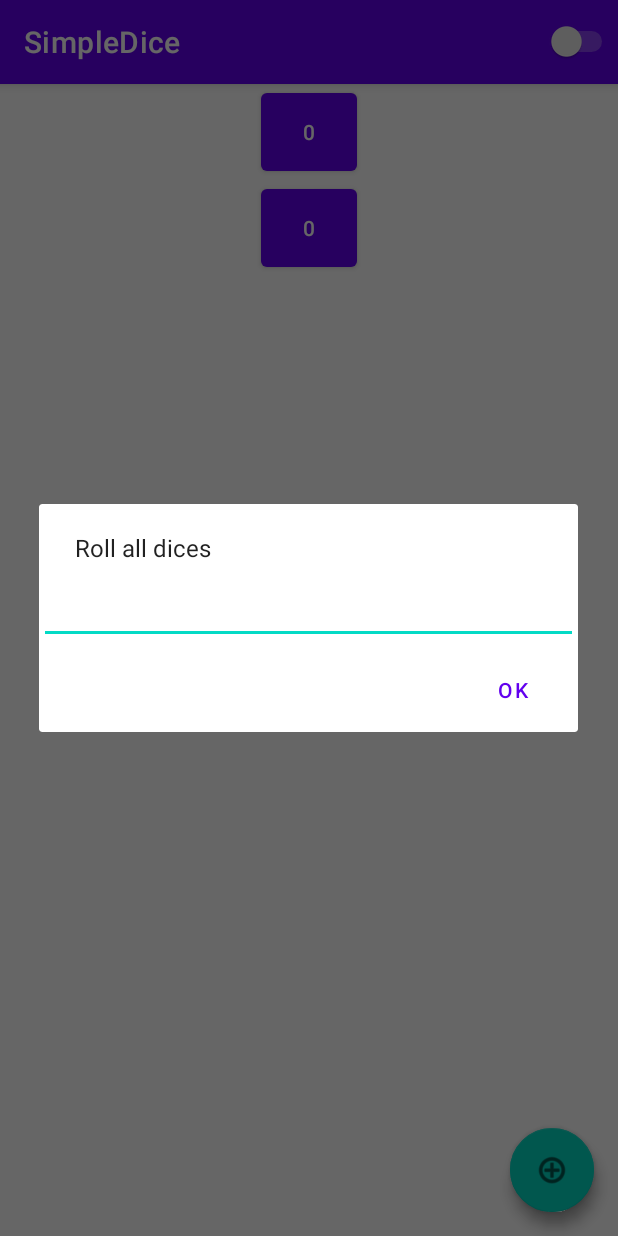
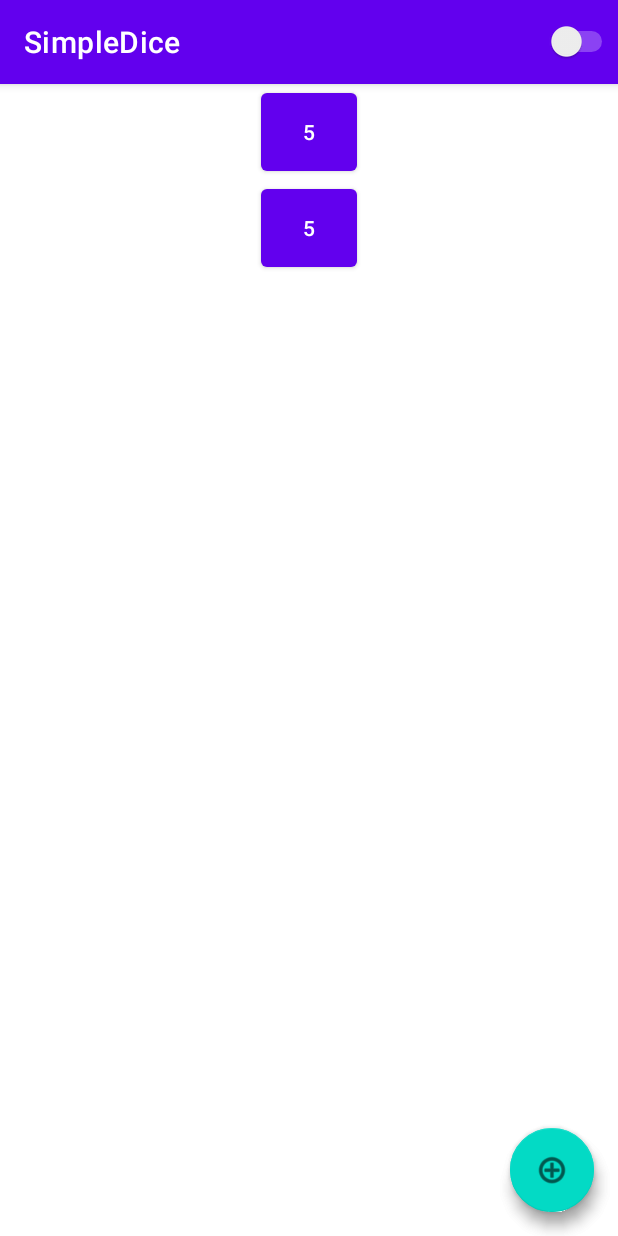
Before and after one commit to darkusagi99/SimpleDice, an Android app: the screen it shows after launch (MainActivity), after a tap on "Add Dice", on a phone screen of 412 x 824 dp. Run offline under Robolectric (Android 15) with nearby library versions, the phone set to English and light mode, and no system bars.

Commit message:
Rafraichissement en cas d'ajout et lancé de tous les dés

```diff
--- a/app/src/main/java/com/gmail/darkusagi99/simpledice/MainActivity.kt
+++ b/app/src/main/java/com/gmail/darkusagi99/simpledice/MainActivity.kt
@@ -42,10 +42,11 @@ class MainActivity : AppCompatActivity() {
                         DialogInterface.BUTTON_POSITIVE -> {
                             Toast.makeText(this, "Création - " + taskEditText.text.toString(), Toast.LENGTH_SHORT).show()
                             val maxDiceValue = taskEditText.text.toString().toIntOrNull() ?: 6
-                            DiceInfo.addDice(DiceInfo.createNewDice(maxDiceValue))
+                            val newDicePosition = DiceInfo.addDice(DiceInfo.createNewDice(maxDiceValue))
 
-                            // TODO - Find adapter and notify idem added
-
+                            // Find adapter and notify idem added
+                            val recyclerView : RecyclerView = findViewById(R.id.DiceRw)
+                            recyclerView.adapter?.notifyItemInserted(newDicePosition)
                         }
                     }
                 }
@@ -58,12 +59,11 @@ class MainActivity : AppCompatActivity() {
                     .setPositiveButton("OK", dialogClickListener).show()
             } else {
                 // Normal mode -> Roll all dices
-                // TODO - Add code for rolling all dices
-                val ab: AlertDialog.Builder = AlertDialog.Builder(view.context)
-                ab.setMessage("Roll all dices")
-                    .setView(taskEditText)
-                    .setPositiveButton("OK", dialogClickListener).show()
+                DiceInfo.rollAllDices()
 
+                // Find adapter and notify list refresh
+                val recyclerView : RecyclerView = findViewById(R.id.DiceRw)
+                recyclerView.adapter?.notifyItemRangeChanged(0, DiceInfo.ITEMS.size)
             }
         }
 
```
